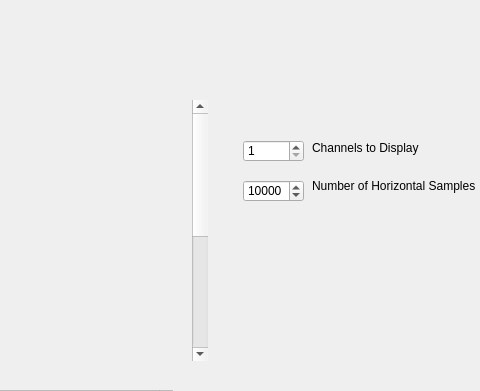
Above: spikesorter/mainwindow/mainwindow.ui from paulmthompson/spikesorter before the change; both pictures show x 488 to 968 and y 0 to 391 of the 968 by 635 pixel window. Below: the same form after it.
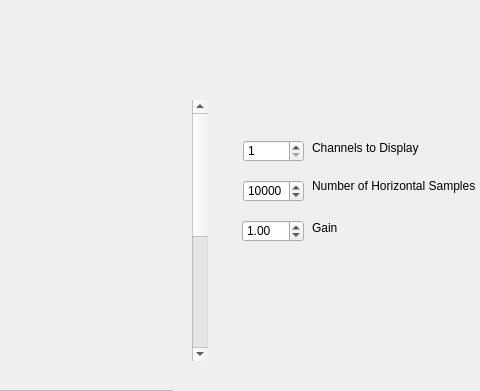
That is the form after the change. Custom widgets are drawn as their Qt base class.

Commit message: add gain spinbox

Diff of the .ui file:
```diff
--- a/spikesorter/mainwindow/mainwindow.ui
+++ b/spikesorter/mainwindow/mainwindow.ui
@@ -123,6 +123,32 @@
      <enum>Qt::Vertical</enum>
     </property>
    </widget>
+   <widget class="QDoubleSpinBox" name="gain_spin_box">
+    <property name="geometry">
+     <rect>
+      <x>730</x>
+      <y>220</y>
+      <width>62</width>
+      <height>22</height>
+     </rect>
+    </property>
+    <property name="value">
+     <double>1.000000000000000</double>
+    </property>
+   </widget>
+   <widget class="QLabel" name="label_3">
+    <property name="geometry">
+     <rect>
+      <x>800</x>
+      <y>220</y>
+      <width>49</width>
+      <height>16</height>
+     </rect>
+    </property>
+    <property name="text">
+     <string>Gain</string>
+    </property>
+   </widget>
   </widget>
   <widget class="QMenuBar" name="menuBar">
    <property name="geometry">
```
The commit also changes 4 other files.
